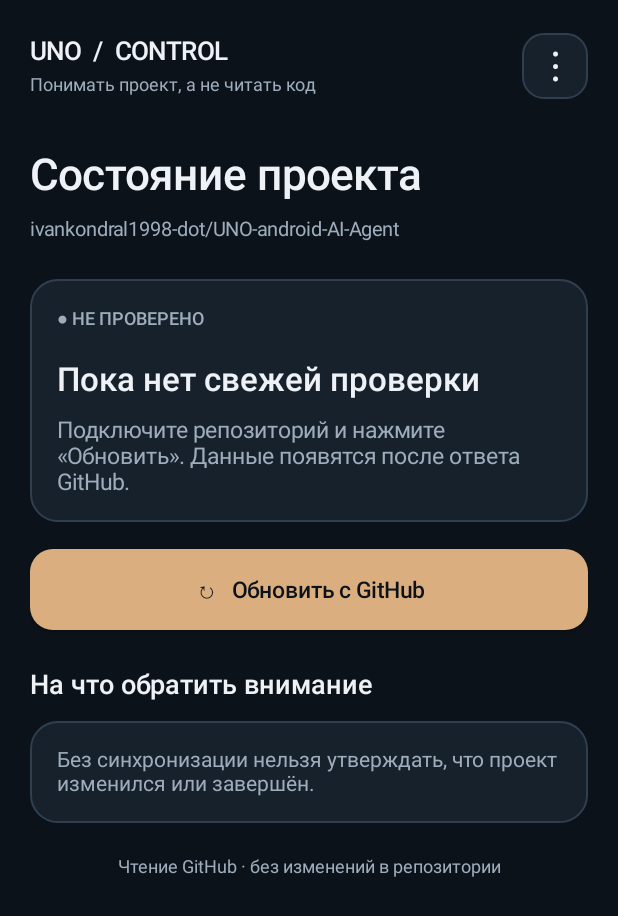
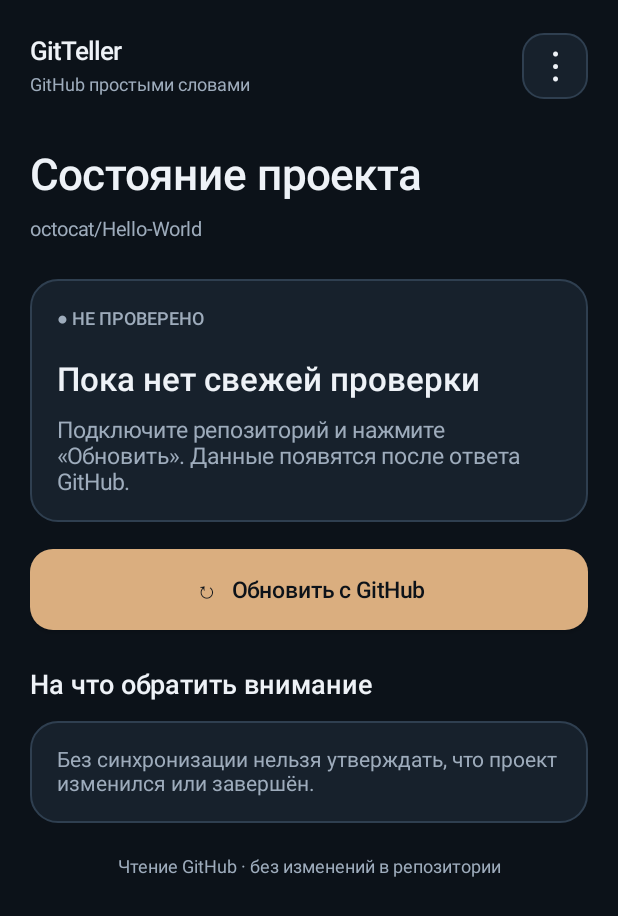
Before and after one commit to ivankondral1998-dot/GitTeller, an Android app: the screen it shows after launch (MainActivity), on a phone screen of 412 x 824 dp. Shown: the top 916 px of the screen. Run offline under Robolectric (Android 15) with nearby library versions, the phone set to English and light mode, and no system bars; pictures from the network do not load.

Commit message:
v1.0: first GitTeller audit build.

```diff
--- a/app/build.gradle
+++ b/app/build.gradle
@@ -7,8 +7,8 @@ android {
         applicationId 'app.unocontrol'
         minSdk 26
         targetSdk 35
-        versionCode 13
-        versionName '1.3-native'
+        versionCode 14
+        versionName '1.0-gitteller'
     }
     buildTypes {
         release { minifyEnabled false }
--- a/app/src/main/AndroidManifest.xml
+++ b/app/src/main/AndroidManifest.xml
@@ -2,7 +2,7 @@
 <manifest xmlns:android="http://schemas.android.com/apk/res/android">
     <uses-permission android:name="android.permission.INTERNET"/>
     <application android:allowBackup="false"
-                 android:label="UNO Control"
+                 android:label="GitTeller"
                  android:theme="@style/UNOTheme"
                  android:usesCleartextTraffic="false"
                  android:supportsRtl="true">
--- a/app/src/main/java/app/unocontrol/MainActivity.java
+++ b/app/src/main/java/app/unocontrol/MainActivity.java
@@ -39,7 +39,7 @@ import java.util.concurrent.Executors;
 
 /** Real Android views. No HTML, CSS or WebView. */
 public final class MainActivity extends Activity {
-    private static final String DEFAULT_REPO = "ivankondral1998-dot/UNO-android-AI-Agent";
+    private static final String DEFAULT_REPO = "octocat/Hello-World";
     private static final int BG = Color.rgb(12,18,25);
     private static final int PANEL = Color.rgb(23,33,44);
     private static final int PANEL_2 = Color.rgb(30,43,56);
@@ -130,8 +130,8 @@ public final class MainActivity extends Activity {
         LinearLayout head=new LinearLayout(this);
         head.setGravity(Gravity.CENTER_VERTICAL);
         LinearLayout brand=vertical();
-        brand.addView(txt("UNO  /  CONTROL",17,TEXT,true));
-        addLine(brand,"Понимать проект, а не читать код",12,MUTED,false,5);
+        brand.addView(txt("GitTeller",17,TEXT,true));
+        addLine(brand,"GitHub простыми словами",12,MUTED,false,5);
         head.addView(brand,new LinearLayout.LayoutParams(0,-2,1f));
         TextView menu=txt("⋮",27,TEXT,false);
         menu.setGravity(Gravity.CENTER);menu.setContentDescription("Дополнительные разделы и настройки");
```
Also changed, not shown: 6 other files.
